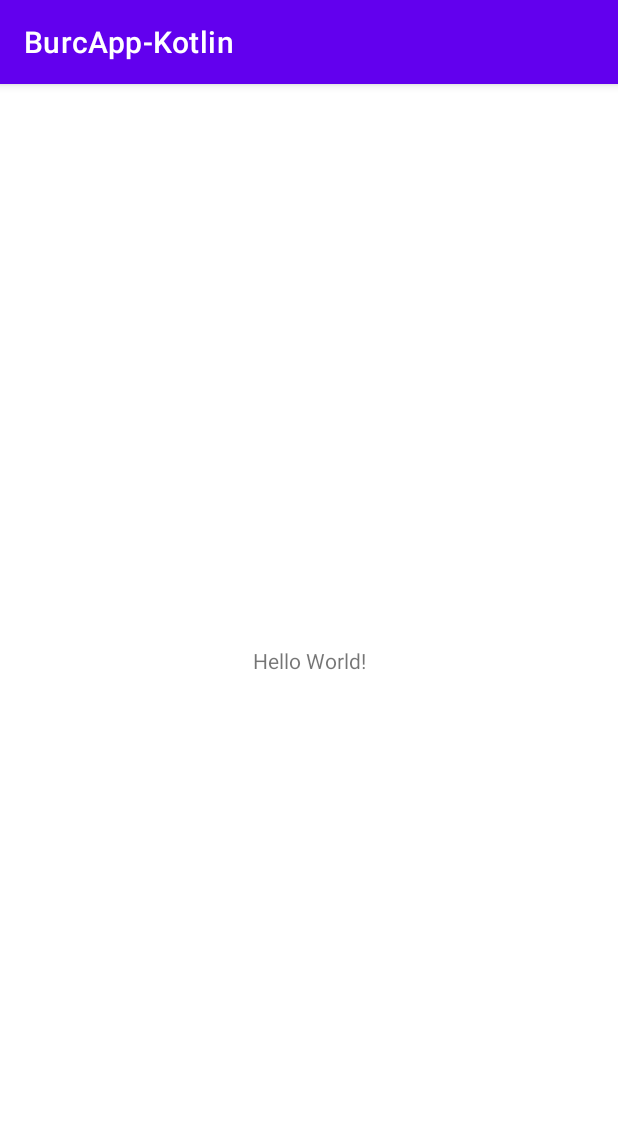
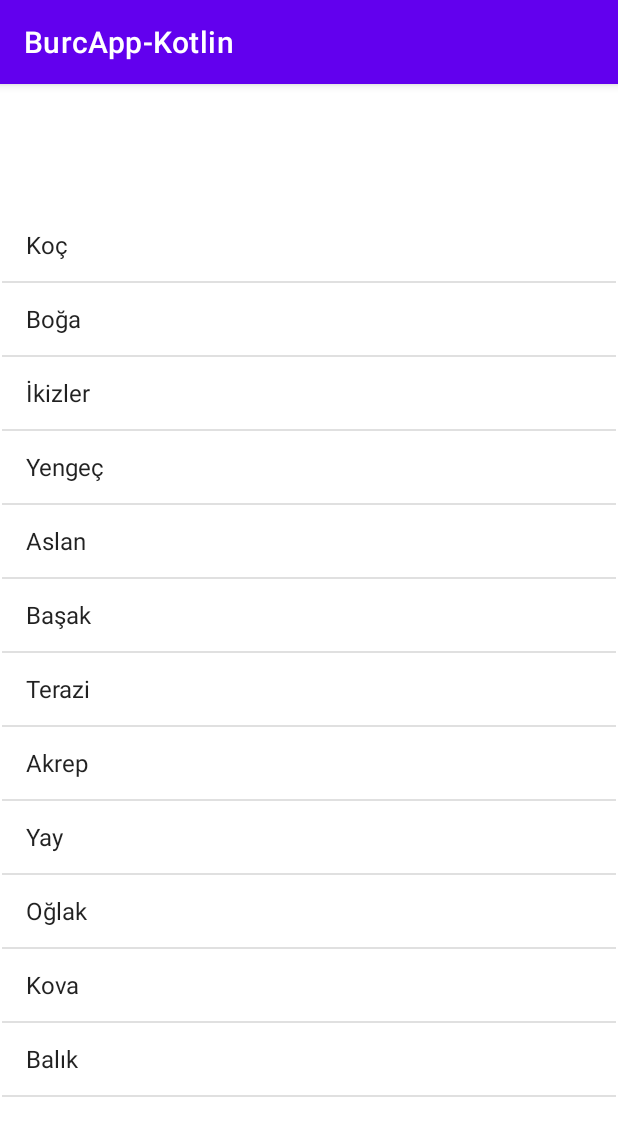
Before and after one commit to fahricandurucan/BurcAppKotlin, an Android app: the screen it shows after launch (MainActivity), on a phone screen of 412 x 824 dp. Shown: the top 1136 px of the screen. Run offline under Robolectric (Android 15) with nearby library versions, the phone set to English and light mode, and no system bars.

```diff
--- a/app/build.gradle
+++ b/app/build.gradle
@@ -1,11 +1,17 @@
 plugins {
     id 'com.android.application'
     id 'org.jetbrains.kotlin.android'
+    id 'kotlin-android-extensions'
+    id 'kotlin-kapt'
 }
 
 android {
     namespace 'com.example.burcapp_kotlin'
     compileSdk 33
+
+    buildFeatures {
+        viewBinding true
+    }
 
     defaultConfig {
         applicationId "com.example.burcapp_kotlin"
--- a/app/src/main/java/com/example/burcapp_kotlin/MainActivity.kt
+++ b/app/src/main/java/com/example/burcapp_kotlin/MainActivity.kt
@@ -2,10 +2,42 @@ package com.example.burcapp_kotlin
 
 import androidx.appcompat.app.AppCompatActivity
 import android.os.Bundle
+import android.view.View
+import android.widget.AdapterView
+import android.widget.ArrayAdapter
+import android.widget.TextView
+import android.widget.Toast
+import kotlinx.android.synthetic.main.activity_main.*
 
 class MainActivity : AppCompatActivity() {
+
+    var horoscope = arrayOf("Koç","Boğa","İkizler","Yengeç","Aslan","Başak","Terazi","Akrep","Yay","Oğlak","Kova","Balık")
+
     override fun onCreate(savedInstanceState: Bundle?) {
         super.onCreate(savedInstanceState)
         setContentView(R.layout.activity_main)
+
+        //adapter: veri kaynağından aldığı bilgiyi view a dönüştüren yapıdır.
+        var arrayAdapter = ArrayAdapter<String>(this,android.R.layout.simple_list_item_1,horoscope) //burçları sırasıyla textview a koyacak
+
+        horoscopeList.adapter = arrayAdapter
+
+
+        //tıklama özelliği:zor olan
+//        horoscopeList.setOnItemClickListener(object : AdapterView.OnItemClickListener{
+//            override fun onItemClick(p0: AdapterView<*>?, view: View?, p2: Int, p3: Long) {
+//                var gecici = view as TextView
+//                Toast.makeText(this@MainActivity,"Tıklanıldı"+gecici.text.toString(),Toast.LENGTH_SHORT).show()
+//
+//            }
+//
+//        })
+
+        // tılama özelliği2:basit olan
+        horoscopeList.setOnItemClickListener { adapterView, view, i, l ->
+            var gecici = view as TextView
+            Toast.makeText(this@MainActivity,"Tıklanıldı"+gecici.text.toString(),Toast.LENGTH_SHORT).show()
+
+        }
     }
 }
--- a/app/src/main/res/layout/activity_main.xml
+++ b/app/src/main/res/layout/activity_main.xml
@@ -6,13 +6,16 @@
     android:layout_height="match_parent"
     tools:context=".MainActivity">
 
-    <TextView
-        android:layout_width="wrap_content"
-        android:layout_height="wrap_content"
-        android:text="Hello World!"
+    <ListView
+        android:id="@+id/horoscopeList"
+        android:layout_width="409dp"
+        android:layout_height="601dp"
+        android:layout_marginStart="8dp"
+        android:layout_marginTop="8dp"
+        android:layout_marginEnd="8dp"
+        android:layout_marginBottom="8dp"
         app:layout_constraintBottom_toBottomOf="parent"
         app:layout_constraintEnd_toEndOf="parent"
         app:layout_constraintStart_toStartOf="parent"
         app:layout_constraintTop_toTopOf="parent" />
-
 </androidx.constraintlayout.widget.ConstraintLayout>
--- a/build.gradle
+++ b/build.gradle
@@ -2,5 +2,5 @@
 plugins {
     id 'com.android.application' version '7.4.1' apply false
     id 'com.android.library' version '7.4.1' apply false
-    id 'org.jetbrains.kotlin.android' version '1.8.0' apply false
+    id 'org.jetbrains.kotlin.android' version '1.7.20' apply false
 }
```
